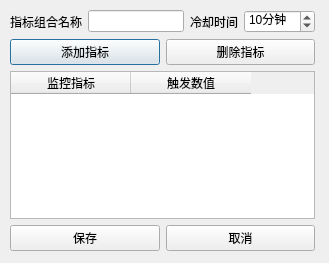
First picture: the form in QtDesign/MonitorCondition.ui, repository victor647/QuantumStockTrade, before the edit.
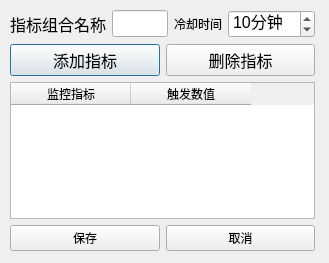
Second picture: the form after the edit.

```diff
--- a/QtDesign/MonitorCondition.ui
+++ b/QtDesign/MonitorCondition.ui
@@ -29,8 +29,8 @@
        <widget class="QLabel" name="lblGroupName">
         <property name="font">
          <font>
-          <family>Microsoft YaHei UI</family>
-          <pointsize>9</pointsize>
+          <family>Helvetica</family>
+          <pointsize>12</pointsize>
          </font>
         </property>
         <property name="text">
@@ -42,8 +42,8 @@
        <widget class="QLineEdit" name="txtGroupName">
         <property name="font">
          <font>
-          <family>Microsoft YaHei UI</family>
-          <pointsize>9</pointsize>
+          <family>Helvetica</family>
+          <pointsize>12</pointsize>
          </font>
         </property>
         <property name="text">
@@ -58,7 +58,7 @@
        <widget class="QLabel" name="lblCoolDownTime">
         <property name="font">
          <font>
-          <family>Microsoft YaHei UI</family>
+          <family>Helvetica</family>
          </font>
         </property>
         <property name="text">
@@ -70,8 +70,8 @@
        <widget class="QSpinBox" name="spbCoolDownTime">
         <property name="font">
          <font>
-          <family>Microsoft YaHei UI</family>
-          <pointsize>9</pointsize>
+          <family>Helvetica</family>
+          <pointsize>12</pointsize>
          </font>
         </property>
         <property name="suffix">
@@ -96,8 +96,8 @@
        <widget class="QPushButton" name="btnAddItem">
         <property name="font">
          <font>
-          <family>Microsoft YaHei UI</family>
-          <pointsize>9</pointsize>
+          <family>Helvetica</family>
+          <pointsize>12</pointsize>
          </font>
         </property>
         <property name="text">
@@ -109,8 +109,8 @@
        <widget class="QPushButton" name="btnDeleteItem">
         <property name="font">
          <font>
-          <family>Microsoft YaHei UI</family>
-          <pointsize>9</pointsize>
+          <family>Helvetica</family>
+          <pointsize>12</pointsize>
          </font>
         </property>
         <property name="text">
```
Left out of the diff: 4 changed lines with no effect on the pictures.
